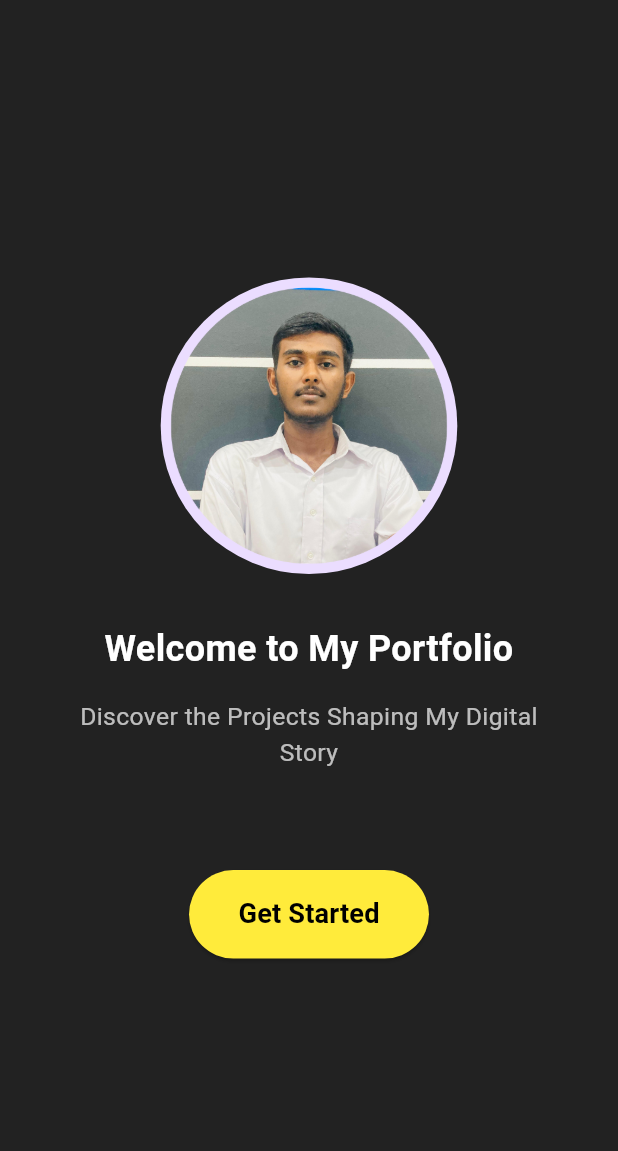
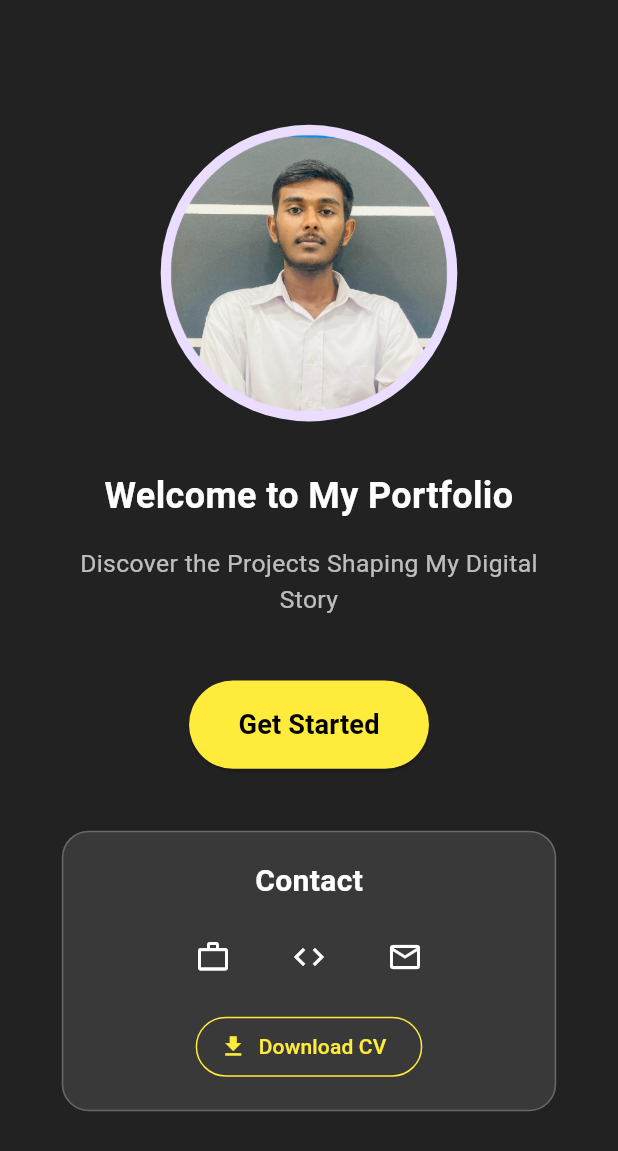
Before and after one commit to SadeepaNHerath/Portfolio-Flutter, a Flutter app: the screen it shows after launch, on a phone screen of 412 x 824 dp. Shown: the top 1151 px of the screen. Run offline on Flutter 3.47's test engine with Material 3 defaults, Android fonts, the phone set to English and light mode, and no system bars.

Commit message:
Enhance portfolio page with social media links, CV download feature, and improved layout

```diff
--- a/lib/pages/portfolio_page.dart
+++ b/lib/pages/portfolio_page.dart
@@ -1,8 +1,15 @@
 import 'package:flutter/material.dart';
 import 'package:portfolio/pages/portfolio_detail_page.dart';
+import 'package:url_launcher/url_launcher.dart';
 
 class PortfolioPage extends StatelessWidget {
   const PortfolioPage({super.key});
+
+  static final Uri _linkedinUri =
+      Uri.parse('https://www.linkedin.com/in/sadeepanherath/');
+  static final Uri _githubUri = Uri.parse('https://github.com/SadeepaNHerath');
+  static final Uri _emailUri = Uri.parse('mailto:sadeepahearth@gmail.com');
+  static final Uri _cvUri = Uri.file('/Users/sadeepaherath/Downloads/Profile.pdf');
 
   @override
   Widget build(BuildContext context) {
@@ -14,9 +21,10 @@ class PortfolioPage extends StatelessWidget {
       backgroundColor: Colors.black87,
       body: SafeArea(
         child: Center(
+          child: SingleChildScrollView(
             child: Padding(
               padding: EdgeInsets.symmetric(
-              vertical: screenHeight * 0.08,
+                vertical: screenHeight * 0.06,
                 horizontal: screenWidth * 0.1,
               ),
               child: Column(
@@ -46,7 +54,7 @@ class PortfolioPage extends StatelessWidget {
                       color: Colors.white70,
                     ),
                   ),
-                SizedBox(height: screenHeight * 0.08),
+                  SizedBox(height: screenHeight * 0.05),
                   ElevatedButton(
                     onPressed: () {
                       Navigator.push(
@@ -75,11 +83,101 @@ class PortfolioPage extends StatelessWidget {
                       ),
                     ),
                   ),
+                  SizedBox(height: screenHeight * 0.05),
+                  Container(
+                    width: double.infinity,
+                    padding: const EdgeInsets.all(18),
+                    decoration: BoxDecoration(
+                      color: Colors.white10,
+                      borderRadius: BorderRadius.circular(18),
+                      border: Border.all(color: Colors.white24),
+                    ),
+                    child: Column(
+                      children: [
+                        const Text(
+                          'Contact',
+                          style: TextStyle(
+                            color: Colors.white,
+                            fontSize: 20,
+                            fontWeight: FontWeight.bold,
+                          ),
+                        ),
+                        const SizedBox(height: 12),
+                        Row(
+                          mainAxisAlignment: MainAxisAlignment.center,
+                          children: [
+                            _socialIconButton(
+                              icon: Icons.work_outline,
+                              tooltip: 'LinkedIn',
+                              onTap: () => _launchExternal(_linkedinUri),
+                            ),
+                            _socialIconButton(
+                              icon: Icons.code,
+                              tooltip: 'GitHub',
+                              onTap: () => _launchExternal(_githubUri),
+                            ),
+                            _socialIconButton(
+                              icon: Icons.email_outlined,
+                              tooltip: 'Email',
+                              onTap: () => _launchExternal(_emailUri),
+                            ),
                           ],
+                        ),
+                        const SizedBox(height: 12),
+                        OutlinedButton.icon(
+                          onPressed: _downloadCv,
+                          style: OutlinedButton.styleFrom(
+                            side: const BorderSide(color: Colors.yellow),
+                          ),
+                          icon: const Icon(Icons.download, color: Colors.yellow),
+                          label: const Text(
+                            'Download CV',
+                            style: TextStyle(color: Colors.yellow),
+                          ),
+                        ),
+                      ],
+                    ),
+                  ),
+                ],
+              ),
             ),
           ),
         ),
       ),
     );
   }
+
+  Widget _socialIconButton({
+    required IconData icon,
+    required String tooltip,
+    required VoidCallback onTap,
+  }) {
+    return Padding(
+      padding: const EdgeInsets.symmetric(horizontal: 8.0),
+      child: IconButton(
+        tooltip: tooltip,
+        onPressed: onTap,
+        icon: Icon(icon, color: Colors.white),
+      ),
+    );
   }
+
+  static Future<void> _downloadCv() async {
+    final bool openedLocal = await _tryLaunch(_cvUri);
+    if (!openedLocal) {
+      await _tryLaunch(_linkedinUri);
+    }
+  }
+
+  static Future<void> _launchExternal(Uri uri) async {
+    await _tryLaunch(uri);
+  }
+
+  static Future<bool> _tryLaunch(Uri uri) async {
+    if (await canLaunchUrl(uri)) {
+      await launchUrl(uri, mode: LaunchMode.externalApplication);
+      return true;
+    }
+    return false;
+  }
+}
```
Lines whose indentation alone changed are shown as unchanged.
